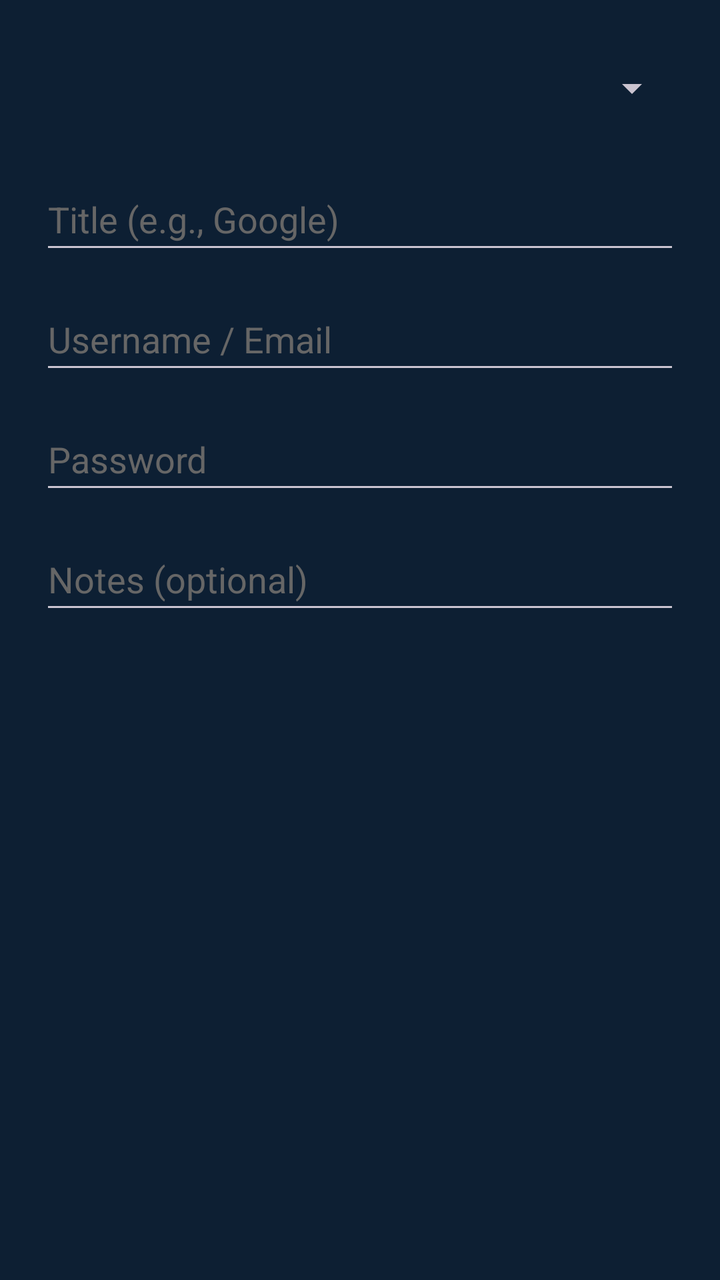
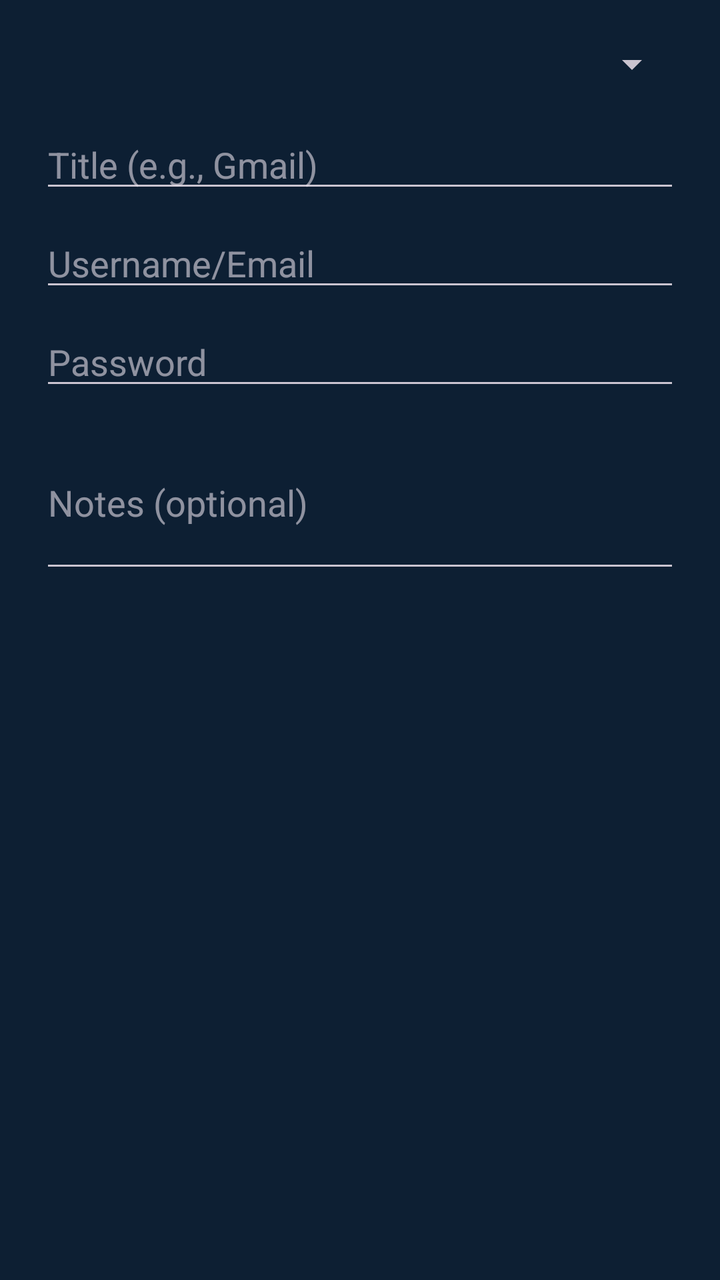

An Android layout rendered at two revisions. The XML below is the earlier revision; the diff shows what the commit changed to produce the second picture.
<!-- AndroidManifest.xml: application theme Theme.CalculatorVault -->
<!-- res/layout/dialog_add_password.xml -->
<?xml version="1.0" encoding="utf-8"?>
<LinearLayout xmlns:android="http://schemas.android.com/apk/res/android"
    android:layout_width="match_parent"
    android:layout_height="wrap_content"
    android:orientation="vertical"
    android:padding="20dp">

    <Spinner
        android:id="@+id/categorySpinner"
        android:layout_width="match_parent"
        android:layout_height="48dp"
        android:layout_marginBottom="16dp" />

    <EditText
        android:id="@+id/titleInput"
        android:layout_width="match_parent"
        android:layout_height="48dp"
        android:hint="Title (e.g., Google)"
        android:textColor="#000000"
        android:textColorHint="#666666"
        android:layout_marginBottom="12dp" />

    <EditText
        android:id="@+id/usernameInput"
        android:layout_width="match_parent"
        android:layout_height="48dp"
        android:hint="Username / Email"
        android:textColor="#000000"
        android:textColorHint="#666666"
        android:layout_marginBottom="12dp" />

    <EditText
        android:id="@+id/passwordInput"
        android:layout_width="match_parent"
        android:layout_height="48dp"
        android:hint="Password"
        android:inputType="textPassword"
        android:textColor="#000000"
        android:textColorHint="#666666"
        android:layout_marginBottom="12dp" />

    <EditText
        android:id="@+id/notesInput"
        android:layout_width="match_parent"
        android:layout_height="48dp"
        android:hint="Notes (optional)"
        android:textColor="#000000"
        android:textColorHint="#666666" />
</LinearLayout>
<!-- resources referenced by this layout -->
<resources>
  <style name="Theme.CalculatorVault" parent="Theme.Material3.Dark.NoActionBar">
          <item name="colorPrimary">@color/teal_500</item>
          <item name="colorPrimaryVariant">@color/teal_700</item>
          <item name="colorOnPrimary">@color/white</item>
          <item name="colorSecondary">@color/amber_500</item>
          <item name="colorSecondaryVariant">@color/amber_700</item>
          <item name="colorOnSecondary">@color/black</item>
          <item name="android:colorBackground">@color/dark_background</item>
          <item name="colorSurface">@color/dark_surface</item>
          <item name="colorOnSurface">@color/white</item>
          <item name="android:statusBarColor">@color/dark_background</item>
          <item name="android:navigationBarColor">@color/dark_background</item>
          <item name="android:windowBackground">@color/dark_background</item>
      </style>
  <color name="teal_500">#14b8a6</color>
  <color name="teal_700">#0d9488</color>
  <color name="white">#ffffff</color>
  <color name="amber_500">#f59e0b</color>
  <color name="amber_700">#d97706</color>
  <color name="black">#000000</color>
  <color name="dark_background">#0d1f33</color>
  <color name="dark_surface">#1e3a5f</color>
</resources>

<!-- the commit's change to res/layout/dialog_add_password.xml (unified diff, before → after) -->
@@ -1,5 +1,6 @@
 <?xml version="1.0" encoding="utf-8"?>
-<LinearLayout xmlns:android="http://schemas.android.com/apk/res/android"
+<LinearLayout
+    xmlns:android="http://schemas.android.com/apk/res/android"
     android:layout_width="match_parent"
     android:layout_height="wrap_content"
     android:orientation="vertical"
@@ -8,42 +9,36 @@
     <Spinner
         android:id="@+id/categorySpinner"
         android:layout_width="match_parent"
-        android:layout_height="48dp"
-        android:layout_marginBottom="16dp" />
+        android:layout_height="wrap_content"/>
 
     <EditText
         android:id="@+id/titleInput"
         android:layout_width="match_parent"
-        android:layout_height="48dp"
-        android:hint="Title (e.g., Google)"
-        android:textColor="#000000"
-        android:textColorHint="#666666"
-        android:layout_marginBottom="12dp" />
+        android:layout_height="wrap_content"
+        android:hint="Title (e.g., Gmail)"
+        android:layout_marginTop="16dp"/>
 
     <EditText
         android:id="@+id/usernameInput"
         android:layout_width="match_parent"
-        android:layout_height="48dp"
-        android:hint="Username / Email"
-        android:textColor="#000000"
-        android:textColorHint="#666666"
-        android:layout_marginBottom="12dp" />
+        android:layout_height="wrap_content"
+        android:hint="Username/Email"
+        android:layout_marginTop="8dp"/>
 
     <EditText
         android:id="@+id/passwordInput"
         android:layout_width="match_parent"
-        android:layout_height="48dp"
+        android:layout_height="wrap_content"
         android:hint="Password"
         android:inputType="textPassword"
-        android:textColor="#000000"
-        android:textColorHint="#666666"
-        android:layout_marginBottom="12dp" />
+        android:layout_marginTop="8dp"/>
 
     <EditText
         android:id="@+id/notesInput"
         android:layout_width="match_parent"
-        android:layout_height="48dp"
+        android:layout_height="wrap_content"
         android:hint="Notes (optional)"
-        android:textColor="#000000"
-        android:textColorHint="#666666" />
+        android:minLines="3"
+        android:layout_marginTop="8dp"/>
+
 </LinearLayout>
